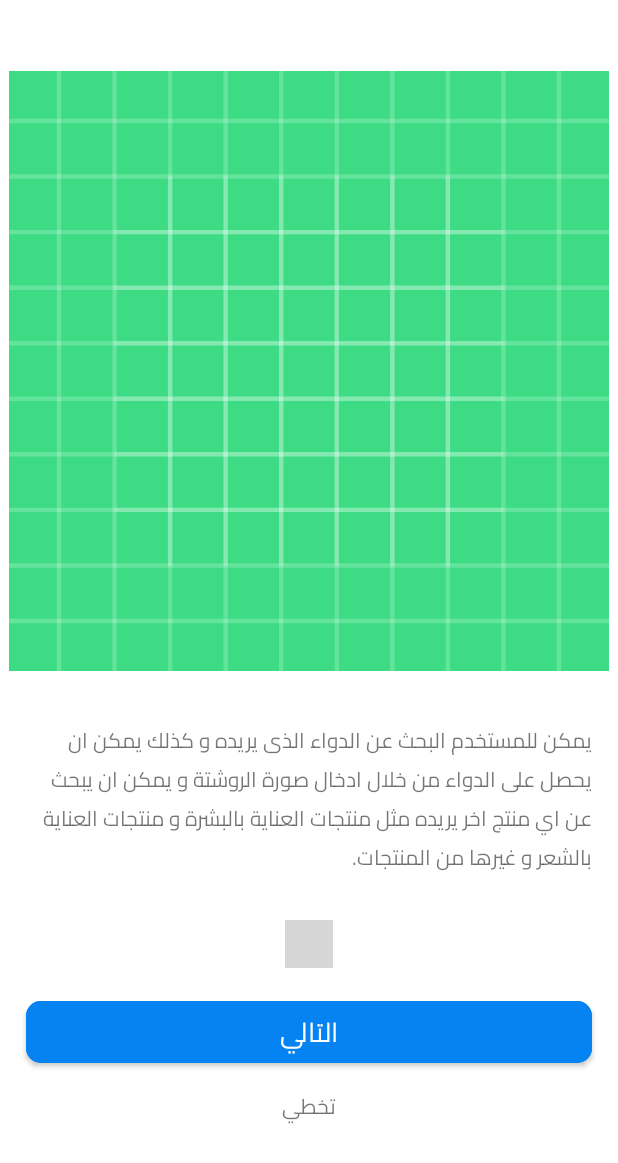
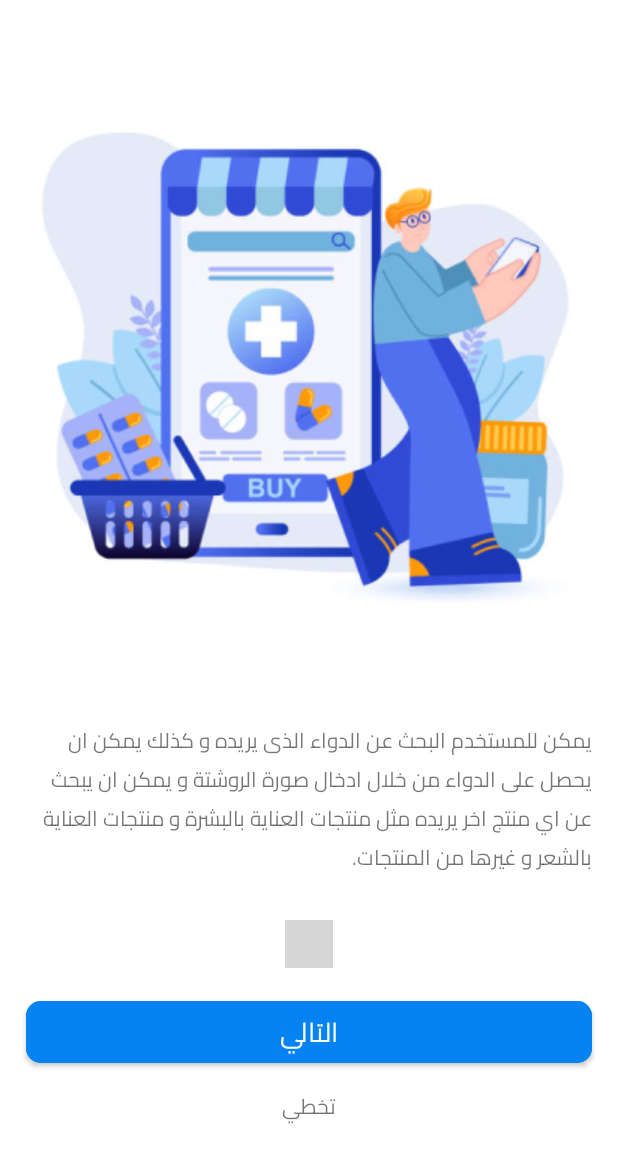
Before and after one commit to YoussefmSaber/Eshfeeny, an Android app: the screen it shows after launch (MainActivity), on a phone screen of 412 x 824 dp. Shown: the top 1163 px of the screen. Run offline under Robolectric (Android 15) with nearby library versions, the phone set to English and light mode, and no system bars; our stand-ins replace data binding; plain views replace WormDotsIndicator; 1 statement that could not run was skipped; grey boxes are pictures that could not be loaded.

Commit message:
Chnged the placeholder images in the onboarding screen with new images

```diff
--- a/app/src/main/java/com/example/eshfeenygraduationproject/MainActivity.kt
+++ b/app/src/main/java/com/example/eshfeenygraduationproject/MainActivity.kt
@@ -6,7 +6,9 @@ import android.os.Bundle
 class MainActivity : AppCompatActivity() {
     override fun onCreate(savedInstanceState: Bundle?) {
         super.onCreate(savedInstanceState)
+        // To change the splash screen theme to the default theme for the application
         setTheme(R.style.Theme_EshfeenyGraduationProject)
+
         setContentView(R.layout.activity_main)
     }
 }
--- a/app/src/main/java/com/example/eshfeenygraduationproject/onBoarding/fragment/OnBoardingFragment.kt
+++ b/app/src/main/java/com/example/eshfeenygraduationproject/onBoarding/fragment/OnBoardingFragment.kt
@@ -1,13 +1,10 @@
 package com.example.eshfeenygraduationproject.onBoarding.fragment
 
-import android.annotation.SuppressLint
 import android.os.Bundle
 import android.view.*
 import androidx.core.view.isVisible
 import androidx.fragment.app.Fragment
 import androidx.navigation.Navigation
-import androidx.navigation.findNavController
-import androidx.navigation.fragment.findNavController
 import androidx.viewpager2.widget.ViewPager2
 import com.example.eshfeenygraduationproject.R
 import com.example.eshfeenygraduationproject.databinding.FragmentOnBoardingBinding
@@ -17,7 +14,6 @@ import com.example.eshfeenygraduationproject.onBoarding.viewPagerAdapter.ViewPag
 
 class OnBoardingFragment : Fragment() {
 
-
     //  Binding adapter for the onBoarding page
     private lateinit var binding: FragmentOnBoardingBinding
 
@@ -26,6 +22,8 @@ class OnBoardingFragment : Fragment() {
 
     //  Object to change values and check for the viewPager position
     private val pager2Callback = object:ViewPager2.OnPageChangeCallback(){
+
+        //  function that called when a page is visible
         override fun onPageSelected(position: Int) {
             super.onPageSelected(position)
 
--- a/app/src/main/java/com/example/eshfeenygraduationproject/onBoarding/viewPagerAdapter/BoardingList.kt
+++ b/app/src/main/java/com/example/eshfeenygraduationproject/onBoarding/viewPagerAdapter/BoardingList.kt
@@ -6,8 +6,8 @@ import com.example.eshfeenygraduationproject.R
 object BoardingList {
 
     val onBoardingList = listOf(
-        OnBoarding(R.drawable.ic_launcher_background, R.string.text1),
-        OnBoarding(R.drawable.ic_launcher_background, R.string.text2),
-        OnBoarding(R.drawable.ic_launcher_background, R.string.text3)
+        OnBoarding(R.drawable.img, R.string.text1),
+        OnBoarding(R.drawable.img_1, R.string.text2),
+        OnBoarding(R.drawable.img_2, R.string.text3)
     )
 }
--- a/app/src/main/java/com/example/eshfeenygraduationproject/onBoarding/viewPagerAdapter/ViewPagerAdapter.kt
+++ b/app/src/main/java/com/example/eshfeenygraduationproject/onBoarding/viewPagerAdapter/ViewPagerAdapter.kt
@@ -34,7 +34,5 @@ class ViewPagerAdapter(private val onBoardingList: List<OnBoarding>) :
     }
 
     //  returns the number of the items in the onboarding list
-    override fun getItemCount(): Int {
-        return onBoardingList.size
-    }
+    override fun getItemCount() = onBoardingList.size
 }
```
Also changed, not shown: app/src/main/res/drawable/img.png (added), app/src/main/res/drawable/img_1.png (added), app/src/main/res/drawable/img_2.png (added).
